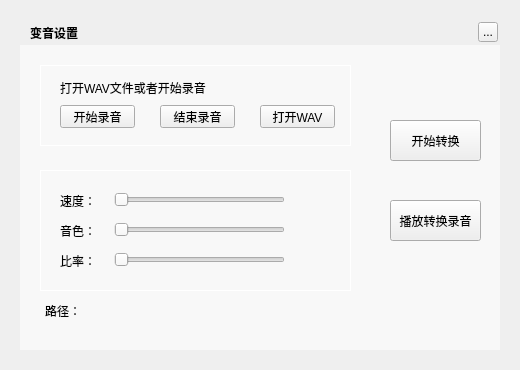
Before: the Qt Designer form TTKCore/musicUi/musicToolsetswidget/musicsoundtouchwidget.ui in Greedysky/TTKMusicPlayer, drawn with Qt 5.
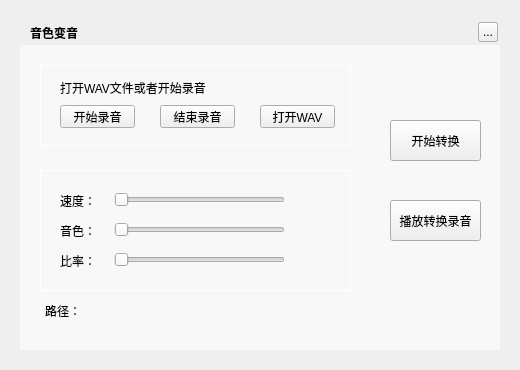
After: the same form once the commit is applied.

Commit message: optimzied select differ quality to search immediately[688559]

The edit to the form file:
```diff
--- a/TTKCore/musicUi/musicToolsetswidget/musicsoundtouchwidget.ui
+++ b/TTKCore/musicUi/musicToolsetswidget/musicsoundtouchwidget.ui
@@ -39,7 +39,7 @@
     <string notr="true">color:&quot;#FFFFFF&quot;;font-weight:bold</string>
    </property>
    <property name="text">
-    <string>变音设置</string>
+    <string>音色变音</string>
    </property>
   </widget>
   <widget class="QToolButton" name="topTitleCloseButton">
@@ -104,7 +104,7 @@
      <rect>
       <x>20</x>
       <y>15</y>
-      <width>161</width>
+      <width>281</width>
       <height>16</height>
      </rect>
     </property>
```
Left out of the diff: 2 changed lines with no effect on the pictures. The commit also changes 2 other files.
